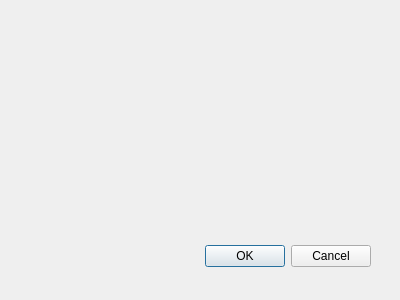
First picture: the form in src/dialogs/renameprojectdialog.ui, repository jahshaka/Studio, before the edit.
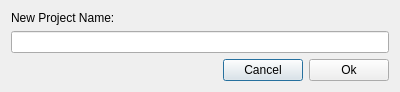
Second picture: the form after the edit.

```diff
--- a/src/dialogs/renameprojectdialog.ui
+++ b/src/dialogs/renameprojectdialog.ui
@@ -1,36 +1,57 @@
-<ui version="4.0" >
- <author></author>
- <comment></comment>
- <exportmacro></exportmacro>
- <class>Dialog</class>
- <widget class="QDialog" name="Dialog" >
-  <property name="geometry" >
+<?xml version="1.0" encoding="UTF-8"?>
+<ui version="4.0">
+ <class>RenameProjectDialog</class>
+ <widget class="QDialog" name="RenameProjectDialog">
+  <property name="geometry">
    <rect>
     <x>0</x>
     <y>0</y>
     <width>400</width>
-    <height>300</height>
+    <height>86</height>
    </rect>
   </property>
   <property name="windowTitle" >
    <string>Dialog</string>
   </property>
-  <widget class="QDialogButtonBox" name="buttonBox" >
-   <property name="geometry" >
-    <rect>
-     <x>30</x>
-     <y>240</y>
-     <width>341</width>
-     <height>32</height>
-    </rect>
-   </property>
-   <property name="orientation" >
-    <enum>Qt::Horizontal</enum>
-   </property>
-   <property name="standardButtons" >
-    <set>QDialogButtonBox::Cancel|QDialogButtonBox::Ok</set>
-   </property>
-  </widget>
+  <layout class="QGridLayout" name="gridLayout">
+   <item row="0" column="0">
+    <widget class="QLabel" name="label">
+     <property name="text">
+      <string>New Project Name:</string>
+     </property>
+    </widget>
+   </item>
+   <item row="1" column="0" colspan="3">
+    <widget class="QLineEdit" name="lineEdit"/>
+   </item>
+   <item row="2" column="0">
+    <spacer name="horizontalSpacer">
+     <property name="orientation">
+      <enum>Qt::Horizontal</enum>
+     </property>
+     <property name="sizeHint" stdset="0">
+      <size>
+       <width>207</width>
+       <height>19</height>
+      </size>
+     </property>
+    </spacer>
+   </item>
+   <item row="2" column="1">
+    <widget class="QPushButton" name="cancel">
+     <property name="text">
+      <string>Cancel</string>
+     </property>
+    </widget>
+   </item>
+   <item row="2" column="2">
+    <widget class="QPushButton" name="ok">
+     <property name="text">
+      <string>Ok</string>
+     </property>
+    </widget>
+   </item>
+  </layout>
  </widget>
  <pixmapfunction></pixmapfunction>
  <resources/>
```
Left out of the diff: 38 changed lines with no effect on the pictures.
